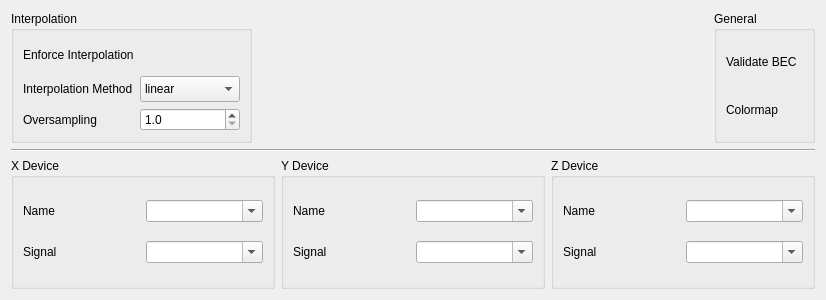
First picture: the form in bec_widgets/widgets/plots/heatmap/settings/heatmap_settings_horizontal.ui, repository bec-project/bec_widgets, before the edit.
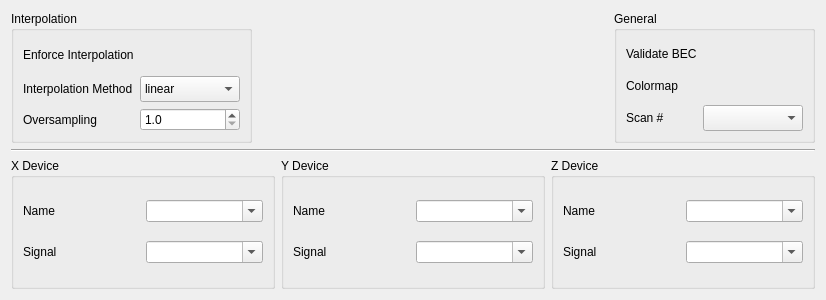
Second picture: the form after the edit. Custom widgets are drawn as their Qt base class.

Commit message: feat(heatmap): scan history plotting via browser popup and settings scan selection

Diff of the .ui file:
```diff
--- a/bec_widgets/widgets/plots/heatmap/settings/heatmap_settings_horizontal.ui
+++ b/bec_widgets/widgets/plots/heatmap/settings/heatmap_settings_horizontal.ui
@@ -161,6 +161,26 @@
           </property>
          </widget>
         </item>
+        <item row="4" column="1">
+         <widget class="QLabel" name="label_scan_index">
+          <property name="text">
+           <string>Scan #</string>
+          </property>
+         </widget>
+        </item>
+        <item row="4" column="3" alignment="Qt::AlignmentFlag::AlignRight">
+         <widget class="ScanIndexComboBox" name="scan_index">
+          <property name="minimumSize">
+           <size>
+            <width>100</width>
+            <height>26</height>
+           </size>
+          </property>
+          <property name="toolTip">
+           <string>Plot the selected scan from history, or 'live' for live acquisition.</string>
+          </property>
+         </widget>
+        </item>
        </layout>
       </widget>
      </item>
@@ -320,6 +340,11 @@
    <extends>QWidget</extends>
    <header>bec_color_map_widget</header>
   </customwidget>
+  <customwidget>
+   <class>ScanIndexComboBox</class>
+   <extends>QComboBox</extends>
+   <header>scan_index_combo_box</header>
+  </customwidget>
  </customwidgets>
  <tabstops>
   <tabstop>device_x</tabstop>
```
The commit also changes 4 other files.
